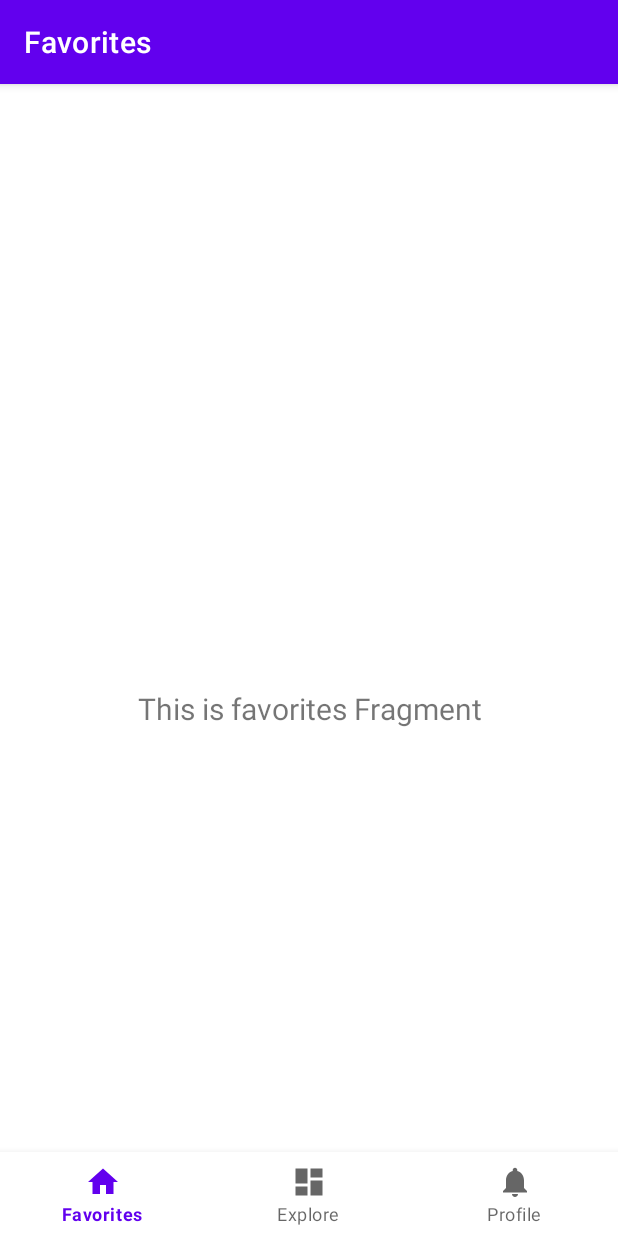
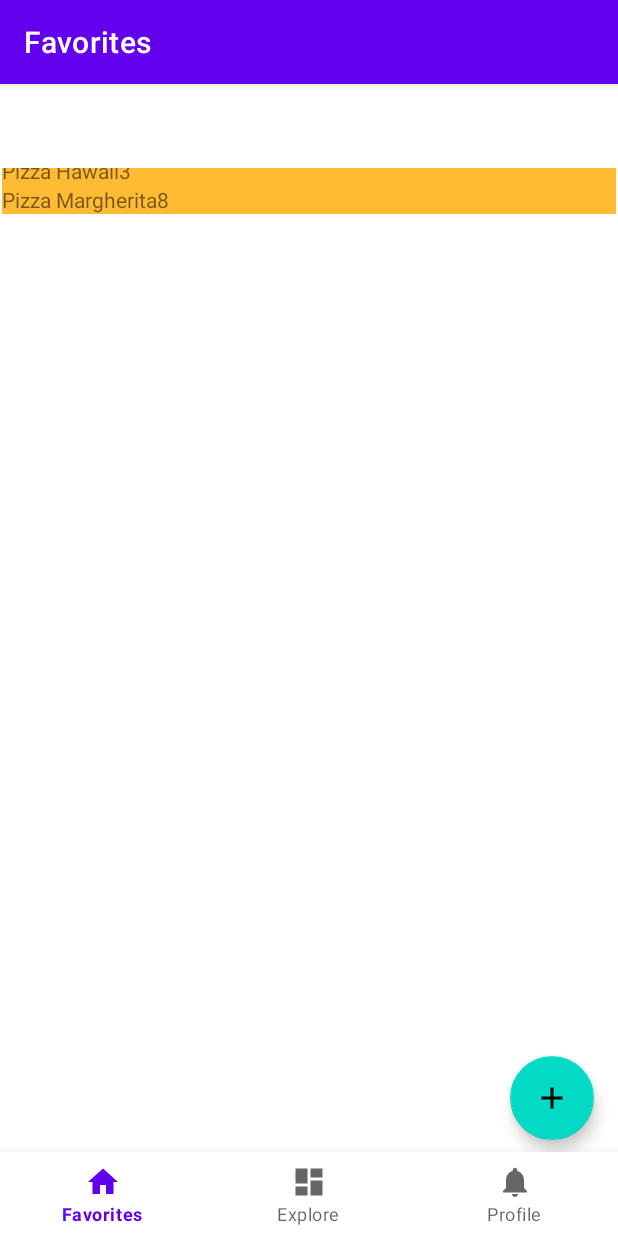
Before and after one commit to ArthurVanRemoortel/Arthur.Van.Remoortel-AndroidDev-Werkstuk, an Android app: the FavoritesFragment screen opened directly, with no data from a screen before it, on a phone screen of 412 x 824 dp. Run offline under Robolectric (Android 15) with nearby library versions, the phone set to English and light mode, and no system bars; our stand-ins replace Room's generated code, navigation-ui.

Commit message:
Feat: Basic Room setup and recipes RecycleView

```diff
--- a/app/src/main/java/com/example/arthurvanremoortel_werkstuk/MainActivityBar.kt
+++ b/app/src/main/java/com/example/arthurvanremoortel_werkstuk/MainActivityBar.kt
@@ -12,6 +12,7 @@ import com.example.arthurvanremoortel_werkstuk.databinding.ActivityMainBarBindin
 class MainActivityBar : AppCompatActivity() {
 
     private lateinit var binding: ActivityMainBarBinding
+
 
     override fun onCreate(savedInstanceState: Bundle?) {
         super.onCreate(savedInstanceState)
--- /dev/null
+++ b/app/src/main/java/com/example/arthurvanremoortel_werkstuk/RecipeApplication.kt
@@ -0,0 +1,17 @@
+package com.example.arthurvanremoortel_werkstuk
+
+import android.app.Application
+import com.example.arthurvanremoortel_werkstuk.data.AppDatabase
+import com.example.arthurvanremoortel_werkstuk.data.ApplicationRepository
+import kotlinx.coroutines.CoroutineScope
+import kotlinx.coroutines.SupervisorJob
+
+class RecipeApplication : Application() {
+
+    val applicationScope = CoroutineScope(SupervisorJob())
+
+    // Using by lazy so the database and the repository are only created when they're needed
+    // rather than when the application starts
+    val database by lazy { AppDatabase.getDatabase(this, applicationScope) }
+    val repository by lazy { ApplicationRepository(database.recipeDao()) }
+}
--- /dev/null
+++ b/app/src/main/java/com/example/arthurvanremoortel_werkstuk/RecipeListAdapter.kt
@@ -0,0 +1,50 @@
+package com.example.arthurvanremoortel_werkstuk
+
+import android.view.LayoutInflater
+import android.view.View
+import android.view.ViewGroup
+import android.widget.RatingBar
+import android.widget.TextView
+import androidx.recyclerview.widget.DiffUtil
+import androidx.recyclerview.widget.ListAdapter
+import androidx.recyclerview.widget.RecyclerView
+import com.example.arthurvanremoortel_werkstuk.data.Recipe
+
+class RecipeListAdapter : ListAdapter<Recipe, RecipeListAdapter.RecipeViewHolder>(RecipesComparator()) {
+
+    override fun onCreateViewHolder(parent: ViewGroup, viewType: Int): RecipeViewHolder {
+        return RecipeViewHolder.create(parent)
+    }
+
+    override fun onBindViewHolder(holder: RecipeViewHolder, position: Int) {
+        val current = getItem(position)
+        holder.bind(current.title, current.rating)
+    }
+
+    class RecipeViewHolder(itemView: View) : RecyclerView.ViewHolder(itemView) {
+        private val recipeItemView: TextView = itemView.findViewById(R.id.recipeTitleTextView)
+//        private val ratingView: RatingBar = itemView.findViewById(R.id.rating)
+
+        fun bind(text: String?, value: Int?) {
+            recipeItemView.text = text + value.toString()
+        }
+
+        companion object {
+            fun create(parent: ViewGroup): RecipeViewHolder {
+                val view: View = LayoutInflater.from(parent.context)
+                    .inflate(R.layout.recyclerview_recipe, parent, false)
+                return RecipeViewHolder(view)
+            }
+        }
+    }
+
+    class RecipesComparator : DiffUtil.ItemCallback<Recipe>() {
+        override fun areItemsTheSame(oldItem: Recipe, newItem: Recipe): Boolean {
+            return oldItem === newItem
+        }
+
+        override fun areContentsTheSame(oldItem: Recipe, newItem: Recipe): Boolean {
+            return oldItem.id == newItem.id
+        }
+    }
+}
--- /dev/null
+++ b/app/src/main/java/com/example/arthurvanremoortel_werkstuk/data/AppDatabase.kt
@@ -0,0 +1,70 @@
+package com.example.arthurvanremoortel_werkstuk.data
+
+import android.content.Context
+import android.util.Log
+import androidx.room.Database
+import androidx.room.Room
+import androidx.room.RoomDatabase
+import androidx.sqlite.db.SupportSQLiteDatabase
+import kotlinx.coroutines.CoroutineScope
+import kotlinx.coroutines.launch
+
+@Database(entities = [Recipe::class], version = 1, exportSchema = false)
+// Source: https://developer.android.com/codelabs/android-room-with-a-view-kotlin
+public abstract class AppDatabase : RoomDatabase() {
+    abstract fun recipeDao(): RecipeDao
+
+    companion object {
+        // Singleton prevents multiple instances of database opening at the
+        // same time.
+        @Volatile
+        private var INSTANCE: AppDatabase? = null
+
+        private class AppDatabaseCallback(
+            private val scope: CoroutineScope
+        ) : RoomDatabase.Callback() {
+
+            override fun onCreate(db: SupportSQLiteDatabase) {
+                super.onCreate(db)
+                Log.d("DATABASE", "create.")
+                INSTANCE?.let { database ->
+                    scope.launch {
+                        populateDatabase(database.recipeDao())
+                    }
+                }
+            }
+
+            suspend fun populateDatabase(recipeDao: RecipeDao) {
+                // Delete all content here.
+                recipeDao.deleteAll()
+                Log.d("DATABASE", "Populate.")
+
+                // Add sample recipes.
+                val recipe = Recipe(null,"Pizza Margherita", 8)
+                recipeDao.insert(recipe)
+                val recipe2 = Recipe(null,"Pizza Hawaii", 3)
+                recipeDao.insert(recipe2)
+            }
+        }
+
+        fun getDatabase(context: Context, scope: CoroutineScope): AppDatabase {
+            Log.d("DATABASE", "get.")
+            // if the INSTANCE is not null, then return it,
+            // if it is, then create the database
+            return INSTANCE ?: synchronized(this) {
+                val instance = Room.databaseBuilder(
+                    context.applicationContext,
+                    AppDatabase::class.java,
+                    "recipe_database"
+                )
+                    .addCallback(AppDatabaseCallback(scope))
+                    .build()
+                INSTANCE = instance
+                // return instance
+                instance
+            }
+        }
+
+    }
+
+}
--- /dev/null
+++ b/app/src/main/java/com/example/arthurvanremoortel_werkstuk/data/ApplicationRepository.kt
@@ -0,0 +1,24 @@
+package com.example.arthurvanremoortel_werkstuk.data
+
+import androidx.annotation.WorkerThread
+import com.example.arthurvanremoortel_werkstuk.data.Recipe
+import com.example.arthurvanremoortel_werkstuk.data.RecipeDao
+import kotlinx.coroutines.flow.Flow
+
+// Declares the DAO as a private property in the constructor. Pass in the DAO
+// instead of the whole database, because you only need access to the DAO
+class ApplicationRepository(private val recipeDao: RecipeDao) {
+
+    // Room executes all queries on a separate thread.
+    // Observed Flow will notify the observer when the data has changed.
+    val allRecipes: Flow<List<Recipe>> = recipeDao.getAlphabetizedDishes()
+
+    // By default Room runs suspend queries off the main thread, therefore, we don't need to
+    // implement anything else to ensure we're not doing long running database work
+    // off the main thread.
+    @Suppress("RedundantSuspendModifier")
+    @WorkerThread
+    suspend fun insert(recipe: Recipe) {
+        recipeDao.insert(recipe)
+    }
+}
--- /dev/null
+++ b/app/src/main/java/com/example/arthurvanremoortel_werkstuk/data/Recipe.kt
@@ -0,0 +1,15 @@
+package com.example.arthurvanremoortel_werkstuk.data
+
+import android.graphics.Bitmap
+import androidx.room.ColumnInfo
+import androidx.room.Entity
+import androidx.room.Ignore
+import androidx.room.PrimaryKey
+
+@Entity(tableName = "recipe_table")
+data class Recipe(
+    @PrimaryKey(autoGenerate = true) val id: Int?,
+    @ColumnInfo(name = "title") val title: String?,
+    @ColumnInfo(name = "rating") val rating: Int?,
+//    @ColumnInfo(name = "public") val public: Boolean?
+)
--- /dev/null
+++ b/app/src/main/java/com/example/arthurvanremoortel_werkstuk/data/RecipeDao.kt
@@ -0,0 +1,20 @@
+package com.example.arthurvanremoortel_werkstuk.data
+
+import androidx.room.Dao
+import androidx.room.Insert
+import androidx.room.OnConflictStrategy
+import androidx.room.Query
+import kotlinx.coroutines.flow.Flow
+
+@Dao
+interface RecipeDao {
+
+    @Query("SELECT * FROM recipe_table ORDER BY title ASC")
+    fun getAlphabetizedDishes(): Flow<List<Recipe>>
+
+    @Insert(onConflict = OnConflictStrategy.IGNORE)
+    suspend fun insert(dish: Recipe)
+
+    @Query("DELETE FROM recipe_table")
+    suspend fun deleteAll()
+}
--- /dev/null
+++ b/app/src/main/java/com/example/arthurvanremoortel_werkstuk/data/RecipeViewModel.kt
@@ -0,0 +1,23 @@
+package com.example.arthurvanremoortel_werkstuk.data
+
+import androidx.lifecycle.*
+import kotlinx.coroutines.launch
+
+class RecipeViewModel(private val repository: ApplicationRepository) : ViewModel() {
+
+    val allRecipes: LiveData<List<Recipe>> = repository.allRecipes.asLiveData()
+
+    fun insert(recipe: Recipe) = viewModelScope.launch {
+        repository.insert(recipe)
+    }
+}
+
+class RecipeViewModelFactory(private val repository: ApplicationRepository) : ViewModelProvider.Factory {
+    override fun <T : ViewModel> create(modelClass: Class<T>): T {
+        if (modelClass.isAssignableFrom(RecipeViewModel::class.java)) {
+            @Suppress("UNCHECKED_CAST")
+            return RecipeViewModel(repository) as T
+        }
+        throw IllegalArgumentException("Unknown ViewModel class")
+    }
+}
--- a/app/src/main/java/com/example/arthurvanremoortel_werkstuk/ui/favorites/FavoritesFragment.kt
+++ b/app/src/main/java/com/example/arthurvanremoortel_werkstuk/ui/favorites/FavoritesFragment.kt
@@ -1,40 +1,77 @@
 package com.example.arthurvanremoortel_werkstuk.ui.favorites
 
+import android.app.Activity
+import android.content.Intent
 import android.os.Bundle
+import android.util.Log
 import android.view.LayoutInflater
 import android.view.View
 import android.view.ViewGroup
-import android.widget.TextView
+import android.widget.Toast
 import androidx.fragment.app.Fragment
-import androidx.lifecycle.Observer
+import androidx.fragment.app.viewModels
 import androidx.lifecycle.ViewModelProvider
+import androidx.recyclerview.widget.LinearLayoutManager
+import com.example.arthurvanremoortel_werkstuk.R
+import com.example.arthurvanremoortel_werkstuk.RecipeApplication
+import com.example.arthurvanremoortel_werkstuk.RecipeListAdapter
+import com.example.arthurvanremoortel_werkstuk.data.Recipe
+import com.example.arthurvanremoortel_werkstuk.data.RecipeViewModel
+import com.example.arthurvanremoortel_werkstuk.data.RecipeViewModelFactory
 import com.example.arthurvanremoortel_werkstuk.databinding.FragmentFavoritesBinding
 
 class FavoritesFragment : Fragment() {
 
-    private lateinit var homeViewModel: FavoritesViewModel
+    private val newRecipeActivityRequestCode = 1
+    private val recipeViewModel: RecipeViewModel by viewModels {
+        RecipeViewModelFactory((activity?.application as RecipeApplication).repository)
+    }
+
+    private lateinit var favoritesViewModel: FavoritesViewModel
     private var _binding: FragmentFavoritesBinding? = null
 
     // This property is only valid between onCreateView and
     // onDestroyView.
     private val binding get() = _binding!!
 
-    override fun onCreateView(
-        inflater: LayoutInflater,
-        container: ViewGroup?,
-        savedInstanceState: Bundle?
-    ): View? {
-        homeViewModel =
-            ViewModelProvider(this).get(FavoritesViewModel::class.java)
+    override fun onCreateView(inflater: LayoutInflater, container: ViewGroup?, savedInstanceState: Bundle?): View? {
+        favoritesViewModel =  ViewModelProvider(this).get(FavoritesViewModel::class.java)
+        _binding = FragmentFavoritesBinding.inflate(inflater, container, false)
 
-        _binding = FragmentFavoritesBinding.inflate(inflater, container, false)
+        val fab = binding.fab
+        fab.setOnClickListener {
+            val intent = Intent(this.activity, NewRecipeActivity::class.java)
+            startActivityForResult(intent, newRecipeActivityRequestCode)
+        }
+        val recyclerView = binding.recyclerView
+        val adapter = RecipeListAdapter()
+        recyclerView.adapter = adapter
+        recyclerView.layoutManager = LinearLayoutManager(activity)
+
+        recipeViewModel.allRecipes.observe(viewLifecycleOwner, { recipes ->
+            // Update the cached copy of the words in the adapter.
+            Log.d("test", recipes.toString())
+            recipes?.let { adapter.submitList(it) }
+        })
+
         val root: View = binding.root
+        return root
+    }
 
-        val textView: TextView = binding.textHome
-        homeViewModel.text.observe(viewLifecycleOwner, Observer {
-            textView.text = it
-        })
-        return root
+    override fun onActivityResult(requestCode: Int, resultCode: Int, data: Intent?) {
+        super.onActivityResult(requestCode, resultCode, data)
+
+        if (requestCode == newRecipeActivityRequestCode && resultCode == Activity.RESULT_OK) {
+            data?.getStringExtra(NewRecipeActivity.EXTRA_REPLY)?.let {
+                val recipe = Recipe(null,"test", 3*2)
+                recipeViewModel.insert(recipe)
+            }
+        } else {
+            Toast.makeText(
+                this.activity?.applicationContext,
+                "Recipe not saved because form is incorrect.",
+                Toast.LENGTH_LONG).show()
+        }
     }
 
     override fun onDestroyView() {
--- /dev/null
+++ b/app/src/main/res/drawable/ic_baseline_add_24.xml
@@ -0,0 +1,10 @@
+<vector xmlns:android="http://schemas.android.com/apk/res/android"
+    android:width="24dp"
+    android:height="24dp"
+    android:viewportWidth="24"
+    android:viewportHeight="24"
+    android:tint="?attr/colorControlNormal">
+  <path
+      android:fillColor="@android:color/white"
+      android:pathData="M19,13h-6v6h-2v-6H5v-2h6V5h2v6h6v2z"/>
+</vector>
--- a/app/src/main/res/layout/fragment_favorites.xml
+++ b/app/src/main/res/layout/fragment_favorites.xml
@@ -6,17 +6,32 @@
     android:layout_height="match_parent"
     tools:context=".ui.favorites.FavoritesFragment">
 
-    <TextView
-        android:id="@+id/text_home"
-        android:layout_width="match_parent"
-        android:layout_height="wrap_content"
-        android:layout_marginStart="8dp"
-        android:layout_marginTop="8dp"
-        android:layout_marginEnd="8dp"
-        android:textAlignment="center"
-        android:textSize="20sp"
+    <androidx.recyclerview.widget.RecyclerView
+        android:id="@+id/recyclerView"
+        android:layout_width="409dp"
+        android:layout_height="729dp"
+        android:layout_marginStart="1dp"
+        android:layout_marginLeft="1dp"
+        android:layout_marginTop="1dp"
+        android:layout_marginEnd="1dp"
+        android:layout_marginRight="1dp"
+        android:layout_marginBottom="1dp"
         app:layout_constraintBottom_toBottomOf="parent"
         app:layout_constraintEnd_toEndOf="parent"
         app:layout_constraintStart_toStartOf="parent"
-        app:layout_constraintTop_toTopOf="parent" />
+        app:layout_constraintTop_toTopOf="parent"
+        tools:listitem="@layout/recyclerview_recipe" />
+
+    <com.google.android.material.floatingactionbutton.FloatingActionButton
+        android:id="@+id/fab"
+        android:layout_width="wrap_content"
+        android:layout_height="wrap_content"
+        android:layout_marginEnd="16dp"
+        android:layout_marginRight="16dp"
+        android:layout_marginBottom="64dp"
+        android:contentDescription="@string/add_recipe"
+        android:src="@drawable/ic_baseline_add_24"
+        app:layout_constraintBottom_toBottomOf="parent"
+        app:layout_constraintEnd_toEndOf="parent" />
+
 </androidx.constraintlayout.widget.ConstraintLayout>
--- /dev/null
+++ b/app/src/main/res/layout/recyclerview_recipe.xml
@@ -0,0 +1,13 @@
+<?xml version="1.0" encoding="utf-8"?>
+<LinearLayout xmlns:android="http://schemas.android.com/apk/res/android"
+    android:orientation="vertical"
+    android:layout_width="match_parent"
+    android:layout_height="wrap_content">
+
+    <TextView
+        android:id="@+id/recipeTitleTextView"
+        style="@style/Widget.AppCompat.TextView"
+        android:layout_width="match_parent"
+        android:layout_height="wrap_content"
+        android:background="@android:color/holo_orange_light" />
+</LinearLayout>
--- a/app/src/main/res/values/strings.xml
+++ b/app/src/main/res/values/strings.xml
@@ -12,4 +12,8 @@
     <string name="favorites">Favorites</string>
     <string name="explore">Explore</string>
     <string name="profile">Profile</string>
+    <string name="add_recipe">Add Recipe</string>
+    <string name="save">Save</string>
+    <string name="public_recipe">Public</string>
+    <string name="recipe_title">Recipe Title</string>
 </resources>
```
Also changed, not shown: app/build.gradle (+10 -0 lines), app/src/main/AndroidManifest.xml (+6 -10 lines), app/src/main/java/com/example/arthurvanremoortel_werkstuk/ui/favorites/NewRecipeActivity.kt (added, +37 -0 lines), app/src/main/res/layout/activity_main.xml (deleted, +0 -34 lines), app/src/main/res/layout/activity_new_recipe.xml (added, +66 -0 lines), build.gradle (+18 -0 lines).
